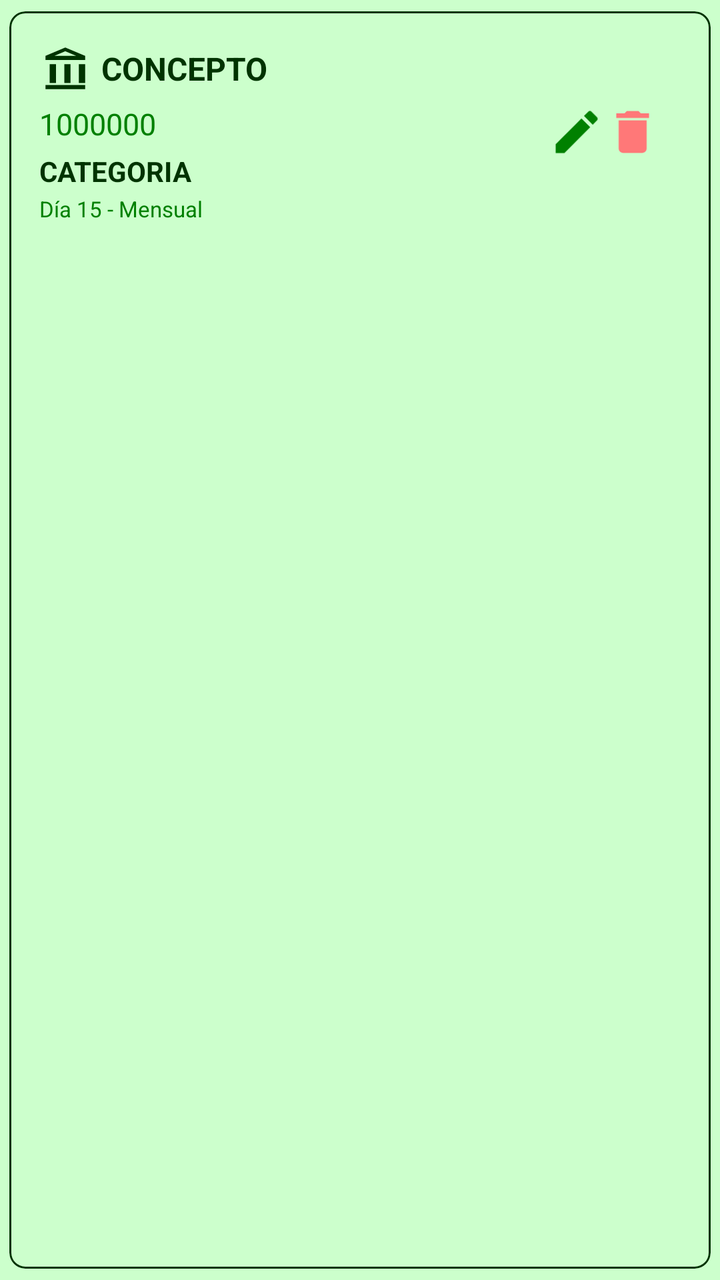
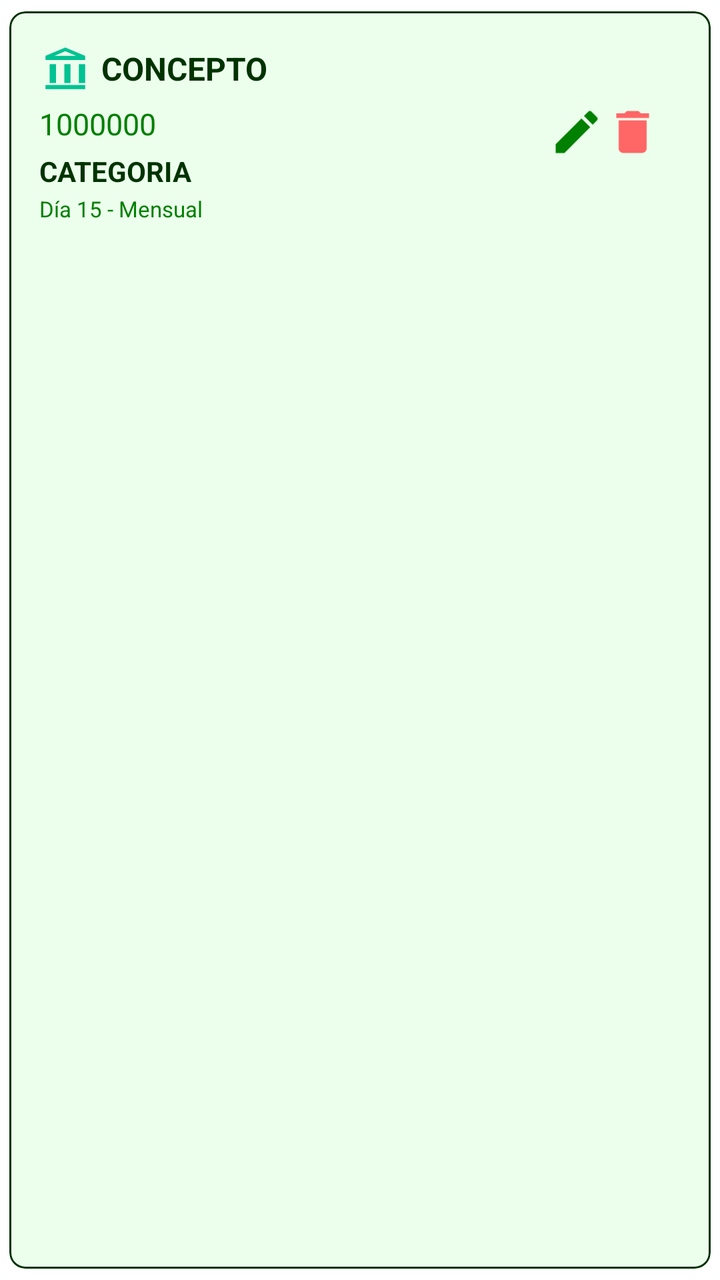

An Android layout rendered at two revisions. The XML below is the earlier revision; the diff shows what the commit changed to produce the second picture.
<!-- AndroidManifest.xml: application theme Theme.MyLittleFinanControl -->
<!-- res/layout/item_gasto_fijo.xml -->
<?xml version="1.0" encoding="utf-8"?>
<com.google.android.material.card.MaterialCardView xmlns:android="http://schemas.android.com/apk/res/android"
    xmlns:app="http://schemas.android.com/apk/res-auto"
    android:layout_width="match_parent"
    android:layout_height="wrap_content"
    app:cardBackgroundColor="?attr/colorPrimaryContainer"
    app:cardCornerRadius="8dp"
    app:cardElevation="0dp"
    app:cardUseCompatPadding="true"
    app:strokeWidth="1dp"
    app:strokeColor="?attr/colorOnSurface">

    <RelativeLayout
        android:layout_width="match_parent"
        android:layout_height="wrap_content"
        android:padding="15dp">

        <LinearLayout
            android:layout_width="wrap_content"
            android:layout_height="wrap_content"
            android:layout_alignParentStart="true"
            android:layout_toStartOf="@+id/ll_acciones"
            android:orientation="vertical">

            <RelativeLayout
                android:layout_width="match_parent"
                android:layout_height="wrap_content"
                android:padding="1dp">

                <ImageView
                    android:id="@+id/iv_icono_deuda"
                    android:layout_width="25dp"
                    android:layout_height="25dp"
                    android:layout_centerVertical="true"
                    android:src="@drawable/ic_gastos_fijos"
                    app:tint="?attr/colorOnSurface" />

                <TextView
                    android:id="@+id/tv_concepto"
                    android:layout_width="wrap_content"
                    android:layout_height="wrap_content"
                    android:layout_marginStart="30dp"
                    android:text="Concepto"
                    android:layout_centerVertical="true"
                    android:textAllCaps="true"
                    android:textSize="16sp"
                    android:textStyle="bold"
                    android:textColor="?attr/colorOnSurface" />
            </RelativeLayout>

            <TextView
                android:id="@+id/tv_monto"
                android:layout_width="wrap_content"
                android:layout_height="wrap_content"
                android:layout_marginTop="4dp"
                android:text="1000000"
                android:textSize="15sp"
                android:textColor="?attr/colorPrimary" />

            <TextView
                android:id="@+id/tv_categoria"
                android:layout_width="wrap_content"
                android:layout_height="wrap_content"
                android:layout_marginTop="4dp"
                android:text="Categoria"
                android:textAllCaps="true"
                android:textStyle="bold"
                android:textSize="14sp"
                android:textColor="?attr/colorOnSurface"/>

            <TextView
                android:id="@+id/tv_pago_info"
                android:layout_width="wrap_content"
                android:layout_height="wrap_content"
                android:layout_marginTop="2dp"
                android:text="Día 15 - Mensual"
                android:textSize="11sp"
                android:textColor="?attr/colorPrimary" />

        </LinearLayout>

        <LinearLayout
            android:id="@+id/ll_acciones"
            android:layout_width="wrap_content"
            android:layout_height="wrap_content"
            android:layout_alignParentEnd="true"
            android:layout_centerVertical="true"
            android:orientation="horizontal">

            <ImageView
                android:id="@+id/iv_editar"
                android:layout_alignParentEnd="true"
                android:src="@drawable/ic_edit"
                app:tint="?attr/colorPrimary"
                android:layout_width="28dp"
                android:layout_height="28dp"/>

            <ImageView
                android:id="@+id/iv_eliminar"
                android:layout_alignParentEnd="true"
                android:src="@drawable/ic_delete"
                android:layout_marginEnd="10dp"
                app:tint="@color/accent_alerta"
                android:layout_width="28dp"
                android:layout_height="28dp" />
        </LinearLayout>



    </RelativeLayout>
</com.google.android.material.card.MaterialCardView>
<!-- resources referenced by this layout -->
<resources>
  <color name="accent_alerta">#FF7878</color>
  <!-- drawable ic_delete (drawable) -->
  <vector xmlns:android="http://schemas.android.com/apk/res/android" android:autoMirrored="true" android:height="24dp" android:tint="#1F4F98" android:viewportHeight="24" android:viewportWidth="24" android:width="24dp">
        
      <path android:fillColor="@android:color/white" android:pathData="M6,19c0,1.1 0.9,2 2,2h8c1.1,0 2,-0.9 2,-2V7H6v12zM19,4h-3.5l-1,-1h-5l-1,1H5v2h14V4z"/>
      
  </vector>
  <!-- drawable ic_edit (drawable) -->
  <vector xmlns:android="http://schemas.android.com/apk/res/android" android:autoMirrored="true" android:height="24dp" android:tint="#1F4F98" android:viewportHeight="24" android:viewportWidth="24" android:width="24dp">
        
      <path android:fillColor="@android:color/white" android:pathData="M3,17.25V21h3.75L17.81,9.94l-3.75,-3.75L3,17.25zM20.71,7.04c0.39,-0.39 0.39,-1.02 0,-1.41l-2.34,-2.34c-0.39,-0.39 -1.02,-0.39 -1.41,0l-1.83,1.83 3.75,3.75 1.83,-1.83z"/>
      
  </vector>
  <!-- drawable ic_gastos_fijos (drawable) -->
  <vector xmlns:android="http://schemas.android.com/apk/res/android"
      android:width="24dp"
      android:height="24dp"
      android:viewportWidth="24"
      android:viewportHeight="24">
      <path
          android:fillColor="@color/secondary"
          android:pathData="M11.5,2L2,6v2h19V6L11.5,2zM6.29,6l5.21,-2.21L16.71,6H6.29zM2,22h19v-2H2v2zM4,10v9h3v-9H4zm7,0v9h3v-9h-3zm7,0v9h3v-9h-3z"/>
  </vector>
  <style name="Theme.MyLittleFinanControl" parent="Base.Theme.MyLittleFinanControl" />
  <color name="secondary">#33FF00</color>
  <style name="Base.Theme.MyLittleFinanControl" parent="Theme.Material3.DayNight.NoActionBar">
          
  
          <item name="colorPrimary">@color/verde_oscuro</item>
  
          <item name="colorOnPrimary">@color/verde_claro</item>
  
  
          <item name="colorPrimaryContainer">@color/verde_transparente</item>
          <item name="colorOnPrimaryContainer">@color/verde_negro</item>
  
  
          <item name="colorSecondary">@color/white</item>
  
          <item name="colorOnSecondary">@color/secondary</item>
  
  
          <item name="colorOutline">@color/verde_negro</item>
  
  
          <item name="colorOnSurface">@color/verde_negro</item>
  
          
          <item name="android:windowBackground">@color/background_light</item>
          <item name="colorSurface">@color/verde_transparente</item>
  
          <item name="colorError">@color/accent_alerta</item>
  
          <item name="colorOnError">@color/accent_alerta</item>
  
          
          <item name="android:statusBarColor">@color/background_light</item>
          <item name="android:windowLightStatusBar">true</item>
      </style>
  <color name="verde_oscuro">#008000</color>
  <color name="verde_claro">#CCFFCC</color>
  <color name="verde_transparente">#5FCCFFCC</color>
  <color name="verde_negro">#003300</color>
  <color name="white">#CCFFCC</color>
  <color name="background_light">#CCFFCC</color>
</resources>

<!-- the commit's change to res/layout/item_gasto_fijo.xml (unified diff, before → after) -->
@@ -3,7 +3,7 @@
     xmlns:app="http://schemas.android.com/apk/res-auto"
     android:layout_width="match_parent"
     android:layout_height="wrap_content"
-    app:cardBackgroundColor="?attr/colorPrimaryContainer"
+    app:cardBackgroundColor="?attr/colorSecondaryContainer"
     app:cardCornerRadius="8dp"
     app:cardElevation="0dp"
     app:cardUseCompatPadding="true"
@@ -33,7 +33,7 @@
                     android:layout_height="25dp"
                     android:layout_centerVertical="true"
                     android:src="@drawable/ic_gastos_fijos"
-                    app:tint="?attr/colorOnSurface" />
+                    app:tint="?attr/colorSecondary" />
 
                 <TextView
                     android:id="@+id/tv_concepto"
@@ -100,7 +100,7 @@
                 android:layout_alignParentEnd="true"
                 android:src="@drawable/ic_delete"
                 android:layout_marginEnd="10dp"
-                app:tint="@color/accent_alerta"
+                app:tint="?attr/colorError"
                 android:layout_width="28dp"
                 android:layout_height="28dp" />
         </LinearLayout>
<!-- resource entries referenced after the edit -->
@@ -1,16 +1,15 @@
 <!-- resources referenced by this layout -->
 <resources>
-  <color name="accent_alerta">#FF7878</color>
   <!-- drawable ic_delete (drawable) -->
-  <vector xmlns:android="http://schemas.android.com/apk/res/android" android:autoMirrored="true" android:height="24dp" android:tint="#1F4F98" android:viewportHeight="24" android:viewportWidth="24" android:width="24dp">
+  <vector xmlns:android="http://schemas.android.com/apk/res/android" android:autoMirrored="true" android:height="24dp" android:tint="?attr/colorError" android:viewportHeight="24" android:viewportWidth="24" android:width="24dp">
         
-      <path android:fillColor="@android:color/white" android:pathData="M6,19c0,1.1 0.9,2 2,2h8c1.1,0 2,-0.9 2,-2V7H6v12zM19,4h-3.5l-1,-1h-5l-1,1H5v2h14V4z"/>
+      <path android:fillColor="?attr/colorError" android:pathData="M6,19c0,1.1 0.9,2 2,2h8c1.1,0 2,-0.9 2,-2V7H6v12zM19,4h-3.5l-1,-1h-5l-1,1H5v2h14V4z"/>
       
   </vector>
   <!-- drawable ic_edit (drawable) -->
-  <vector xmlns:android="http://schemas.android.com/apk/res/android" android:autoMirrored="true" android:height="24dp" android:tint="#1F4F98" android:viewportHeight="24" android:viewportWidth="24" android:width="24dp">
+  <vector xmlns:android="http://schemas.android.com/apk/res/android" android:autoMirrored="true" android:height="24dp" android:tint="?attr/colorPrimary" android:viewportHeight="24" android:viewportWidth="24" android:width="24dp">
         
-      <path android:fillColor="@android:color/white" android:pathData="M3,17.25V21h3.75L17.81,9.94l-3.75,-3.75L3,17.25zM20.71,7.04c0.39,-0.39 0.39,-1.02 0,-1.41l-2.34,-2.34c-0.39,-0.39 -1.02,-0.39 -1.41,0l-1.83,1.83 3.75,3.75 1.83,-1.83z"/>
+      <path android:fillColor="?attr/colorPrimary" android:pathData="M3,17.25V21h3.75L17.81,9.94l-3.75,-3.75L3,17.25zM20.71,7.04c0.39,-0.39 0.39,-1.02 0,-1.41l-2.34,-2.34c-0.39,-0.39 -1.02,-0.39 -1.41,0l-1.83,1.83 3.75,3.75 1.83,-1.83z"/>
       
   </vector>
   <!-- drawable ic_gastos_fijos (drawable) -->
@@ -20,50 +19,67 @@
       android:viewportWidth="24"
       android:viewportHeight="24">
       <path
-          android:fillColor="@color/secondary"
+          android:fillColor="?attr/colorOnSurface"
           android:pathData="M11.5,2L2,6v2h19V6L11.5,2zM6.29,6l5.21,-2.21L16.71,6H6.29zM2,22h19v-2H2v2zM4,10v9h3v-9H4zm7,0v9h3v-9h-3zm7,0v9h3v-9h-3z"/>
   </vector>
   <style name="Theme.MyLittleFinanControl" parent="Base.Theme.MyLittleFinanControl" />
-  <color name="secondary">#33FF00</color>
   <style name="Base.Theme.MyLittleFinanControl" parent="Theme.Material3.DayNight.NoActionBar">
+  
           
+          <item name="colorPrimary">@color/verde_oscuro</item>
+          
+          <item name="colorOnPrimary">@android:color/white</item>
   
-          <item name="colorPrimary">@color/verde_oscuro</item>
-  
-          <item name="colorOnPrimary">@color/verde_claro</item>
-  
-  
-          <item name="colorPrimaryContainer">@color/verde_transparente</item>
+          
+          <item name="colorPrimaryContainer">@color/verde_claro</item>
+          
           <item name="colorOnPrimaryContainer">@color/verde_negro</item>
   
+          
+          <item name="colorSecondary">@color/verde</item>
+          
+          <item name="colorOnSecondary">@color/verde_negro</item>
   
-          <item name="colorSecondary">@color/white</item>
+          
+          <item name="colorSecondaryContainer">@color/verde_transparente</item>
+          <item name="colorOnSecondaryContainer">@color/verde_negro</item>
   
-          <item name="colorOnSecondary">@color/secondary</item>
+          
+          <item name="colorTertiary">@color/verde_blanco_transparente</item>
+          <item name="colorOnTertiary">@color/verde_negro</item>
   
-  
+          
           <item name="colorOutline">@color/verde_negro</item>
   
-  
+          
           <item name="colorOnSurface">@color/verde_negro</item>
   
           
-          <item name="android:windowBackground">@color/background_light</item>
-          <item name="colorSurface">@color/verde_transparente</item>
-  
-          <item name="colorError">@color/accent_alerta</item>
-  
-          <item name="colorOnError">@color/accent_alerta</item>
+          
+          <item name="android:windowBackground">@android:color/white</item>
+          
+          <item name="colorSurface">@color/verde_blanco_transparente</item>
   
           
-          <item name="android:statusBarColor">@color/background_light</item>
+          <item name="colorError">@color/rojo_alerta</item>
+          <item name="colorOnError">@color/rojo_transparente</item>
+  
+          
+          <item name="android:statusBarColor">@android:color/white</item>
           <item name="android:windowLightStatusBar">true</item>
+  
+          
+          <item name="colorSurfaceVariant">#E0E0E0</item>
+          <item name="colorOnSurfaceVariant">#49454F</item>
+  
       </style>
   <color name="verde_oscuro">#008000</color>
   <color name="verde_claro">#CCFFCC</color>
   <color name="verde_transparente">#5FCCFFCC</color>
+  <color name="verde_blanco_transparente">#D3F6FFF6</color>
+  <color name="rojo_alerta">#FF6666</color>
+  <color name="rojo_transparente">#7BF69F9F</color>
   <color name="verde_negro">#003300</color>
-  <color name="white">#CCFFCC</color>
-  <color name="background_light">#CCFFCC</color>
+  <color name="verde">#00C292</color>
 </resources>
 
